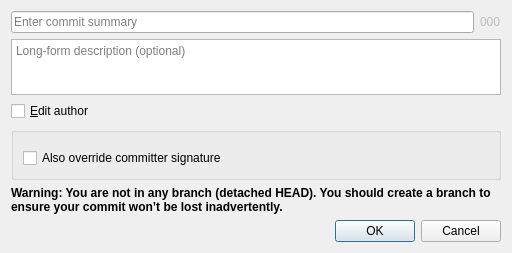
weblate/gitfourchette, file gitfourchette/forms/commitdialog.ui: the form before one commit.
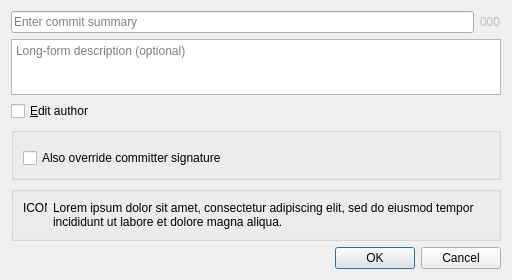
The form after the commit. Custom widgets are drawn as their Qt base class.

Commit message: CommitDialog: Show info text about merge & amend

```diff
--- a/gitfourchette/forms/commitdialog.ui
+++ b/gitfourchette/forms/commitdialog.ui
@@ -94,18 +94,44 @@
     </widget>
    </item>
    <item>
-    <widget class="QLabel" name="detachedHeadWarning">
-     <property name="font">
-      <font>
-       <bold>true</bold>
-      </font>
+    <widget class="QGroupBox" name="infoBox">
+     <property name="title">
+      <string/>
      </property>
+     <layout class="QHBoxLayout" name="horizontalLayout_2">
+      <item>
+       <widget class="QLabel" name="infoIcon">
+        <property name="sizePolicy">
+         <sizepolicy hsizetype="Minimum" vsizetype="Preferred">
+          <horstretch>0</horstretch>
+          <verstretch>0</verstretch>
+         </sizepolicy>
+        </property>
+        <property name="maximumSize">
+         <size>
+          <width>24</width>
+          <height>16777215</height>
+         </size>
+        </property>
      <property name="text">
-      <string>Warning: You are not in any branch (detached HEAD). You should create a branch to ensure your commit won’t be lost inadvertently.</string>
+         <string notr="true">ICON</string>
+        </property>
+        <property name="alignment">
+         <set>Qt::AlignLeading|Qt::AlignLeft|Qt::AlignTop</set>
+        </property>
+       </widget>
+      </item>
+      <item>
+       <widget class="QLabel" name="infoText">
+        <property name="text">
+         <string notr="true">Lorem ipsum dolor sit amet, consectetur adipiscing elit, sed do eiusmod tempor incididunt ut labore et dolore magna aliqua.</string>
      </property>
      <property name="wordWrap">
       <bool>true</bool>
      </property>
+       </widget>
+      </item>
+     </layout>
     </widget>
    </item>
    <item>
```
Lines whose indentation alone changed are shown as unchanged. The commit also changes 3 other files.
